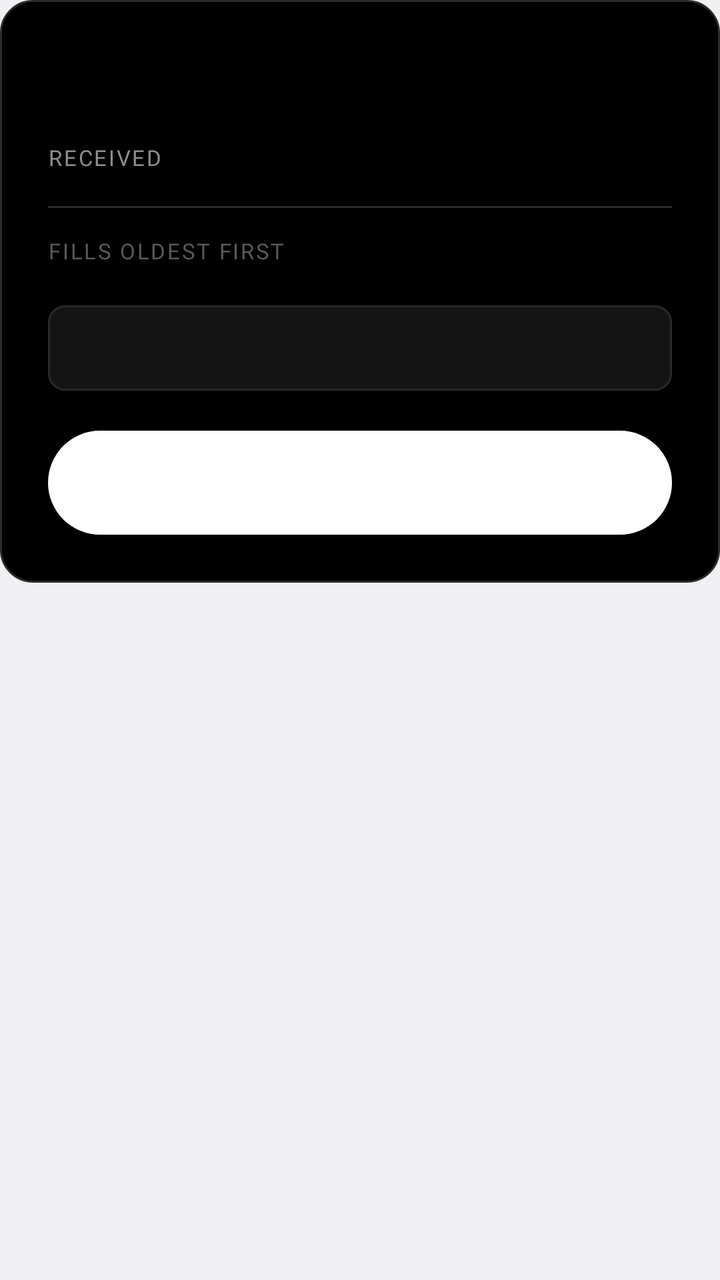
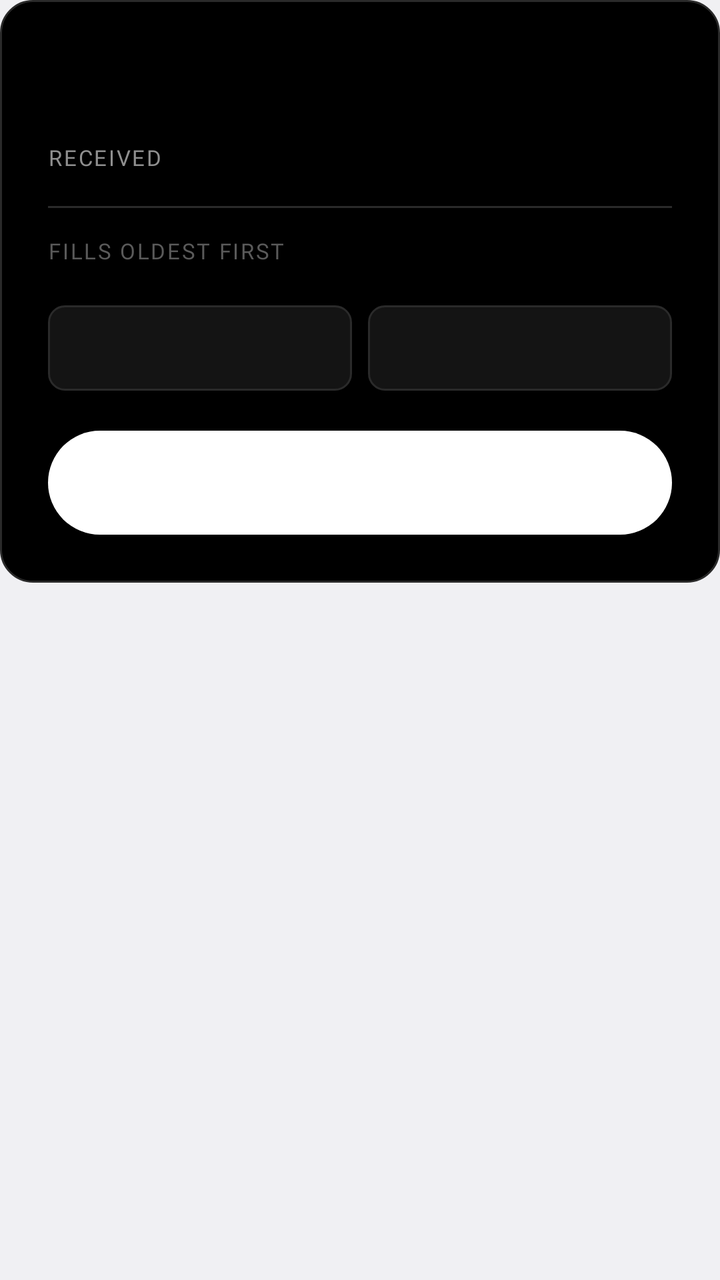

Before-and-after screenshots of an Android layout around one commit, followed by the original layout XML and the change that was made.
<!-- AndroidManifest.xml: application theme android:Theme.DeviceDefault.DayNight -->
<!-- res/layout/settle.xml -->
<?xml version="1.0" encoding="utf-8"?>
<ScrollView xmlns:android="http://schemas.android.com/apk/res/android"
    android:layout_width="match_parent"
    android:layout_height="wrap_content">

<LinearLayout
    android:layout_width="match_parent"
    android:layout_height="wrap_content"
    android:orientation="vertical"
    android:background="@drawable/dialog_bg"
    android:minWidth="320dp"
    android:padding="24dp">

    <TextView
        android:id="@+id/settle_title"
        android:layout_width="wrap_content"
        android:layout_height="wrap_content"
        android:fontFamily="@font/space_mono"
        android:letterSpacing="0.08"
        android:textColor="#8F8F8F"
        android:textSize="11sp" />

    <LinearLayout
        android:layout_width="match_parent"
        android:layout_height="wrap_content"
        android:layout_marginTop="16dp"
        android:gravity="center_vertical"
        android:orientation="horizontal">

        <TextView
            android:layout_width="0dp"
            android:layout_height="wrap_content"
            android:layout_weight="1"
            android:fontFamily="@font/space_mono"
            android:letterSpacing="0.08"
            android:text="@string/received"
            android:textColor="#8F8F8F"
            android:textSize="11sp" />

        <EditText
            android:id="@+id/received"
            android:layout_width="170dp"
            android:layout_height="wrap_content"
            android:background="@null"
            android:fontFamily="@font/doto"
            android:textFontWeight="700"
            android:fontVariationSettings="&apos;ROND&apos; 100"
            android:gravity="end"
            android:imeOptions="actionDone"
            android:inputType="numberDecimal"
            android:textColor="#FFFFFF"
            android:textCursorDrawable="@null"
            android:textSize="36sp" />
    </LinearLayout>

    <View
        android:layout_width="match_parent"
        android:layout_height="1dp"
        android:background="#2A2A2A" />

    <TextView
        android:layout_width="wrap_content"
        android:layout_height="wrap_content"
        android:layout_marginTop="14dp"
        android:fontFamily="@font/space_mono"
        android:letterSpacing="0.08"
        android:text="@string/waterline_hint"
        android:textColor="#5A5A5A"
        android:textSize="11sp" />

    <LinearLayout
        android:id="@+id/items"
        android:layout_width="match_parent"
        android:layout_height="wrap_content"
        android:layout_marginTop="6dp"
        android:orientation="vertical" />

    <TextView
        android:id="@+id/overpaid"
        android:layout_width="wrap_content"
        android:layout_height="wrap_content"
        android:layout_marginTop="8dp"
        android:fontFamily="@font/space_mono"
        android:letterSpacing="0.08"
        android:textColor="#D71921"
        android:textSize="11sp"
        android:visibility="gone" />

    <TextView
        android:id="@+id/account"
        android:layout_width="match_parent"
        android:layout_height="wrap_content"
        android:layout_marginTop="14dp"
        android:background="@drawable/field_bg"
        android:fontFamily="@font/space_mono"
        android:letterSpacing="0.08"
        android:padding="14dp"
        android:textColor="#FFFFFF"
        android:textSize="11sp" />

    <Button
        android:id="@+id/settle_btn"
        android:layout_width="match_parent"
        android:layout_height="52dp"
        android:layout_marginTop="20dp"
        android:background="@drawable/btn_primary"
        android:fontFamily="@font/space_mono_bold"
        android:letterSpacing="0.08"
        android:textColor="#000000"
        android:textSize="14sp" />
</LinearLayout>
</ScrollView>
<!-- resources referenced by this layout -->
<resources>
  <!-- drawable btn_primary (drawable) -->
  <?xml version="1.0" encoding="utf-8"?>
  <shape xmlns:android="http://schemas.android.com/apk/res/android">
      <solid android:color="#FFFFFF" />
      <corners android:radius="26dp" />
  </shape>
  <!-- drawable dialog_bg (drawable) -->
  <?xml version="1.0" encoding="utf-8"?>
  <shape xmlns:android="http://schemas.android.com/apk/res/android">
      <solid android:color="#000000" />
      <stroke android:width="1dp" android:color="#2A2A2A" />
      <corners android:radius="16dp" />
  </shape>
  <!-- drawable field_bg (drawable) -->
  <?xml version="1.0" encoding="utf-8"?>
  <shape xmlns:android="http://schemas.android.com/apk/res/android">
      <solid android:color="#141414" />
      <stroke android:width="1dp" android:color="#2A2A2A" />
      <corners android:radius="8dp" />
  </shape>
  <string name="received">RECEIVED</string>
  <string name="waterline_hint">FILLS OLDEST FIRST</string>
</resources>

<!-- the commit's change to res/layout/settle.xml (unified diff, before → after) -->
@@ -86,17 +86,37 @@
         android:textSize="11sp"
         android:visibility="gone" />
 
-    <TextView
-        android:id="@+id/account"
+    <LinearLayout
         android:layout_width="match_parent"
         android:layout_height="wrap_content"
         android:layout_marginTop="14dp"
-        android:background="@drawable/field_bg"
-        android:fontFamily="@font/space_mono"
-        android:letterSpacing="0.08"
-        android:padding="14dp"
-        android:textColor="#FFFFFF"
-        android:textSize="11sp" />
+        android:orientation="horizontal">
+
+        <TextView
+            android:id="@+id/date"
+            android:layout_width="0dp"
+            android:layout_height="wrap_content"
+            android:layout_marginEnd="8dp"
+            android:layout_weight="1"
+            android:background="@drawable/field_bg"
+            android:fontFamily="@font/space_mono"
+            android:letterSpacing="0.08"
+            android:padding="14dp"
+            android:textColor="#FFFFFF"
+            android:textSize="11sp" />
+
+        <TextView
+            android:id="@+id/account"
+            android:layout_width="0dp"
+            android:layout_height="wrap_content"
+            android:layout_weight="1"
+            android:background="@drawable/field_bg"
+            android:fontFamily="@font/space_mono"
+            android:letterSpacing="0.08"
+            android:padding="14dp"
+            android:textColor="#FFFFFF"
+            android:textSize="11sp" />
+    </LinearLayout>
 
     <Button
         android:id="@+id/settle_btn"
